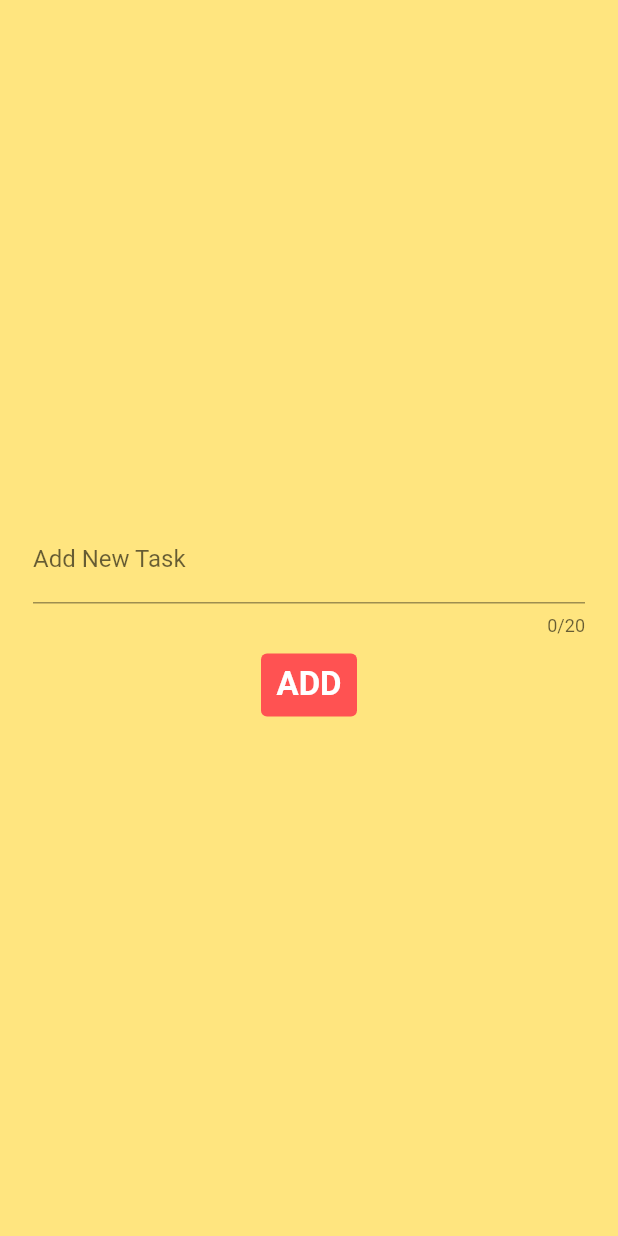
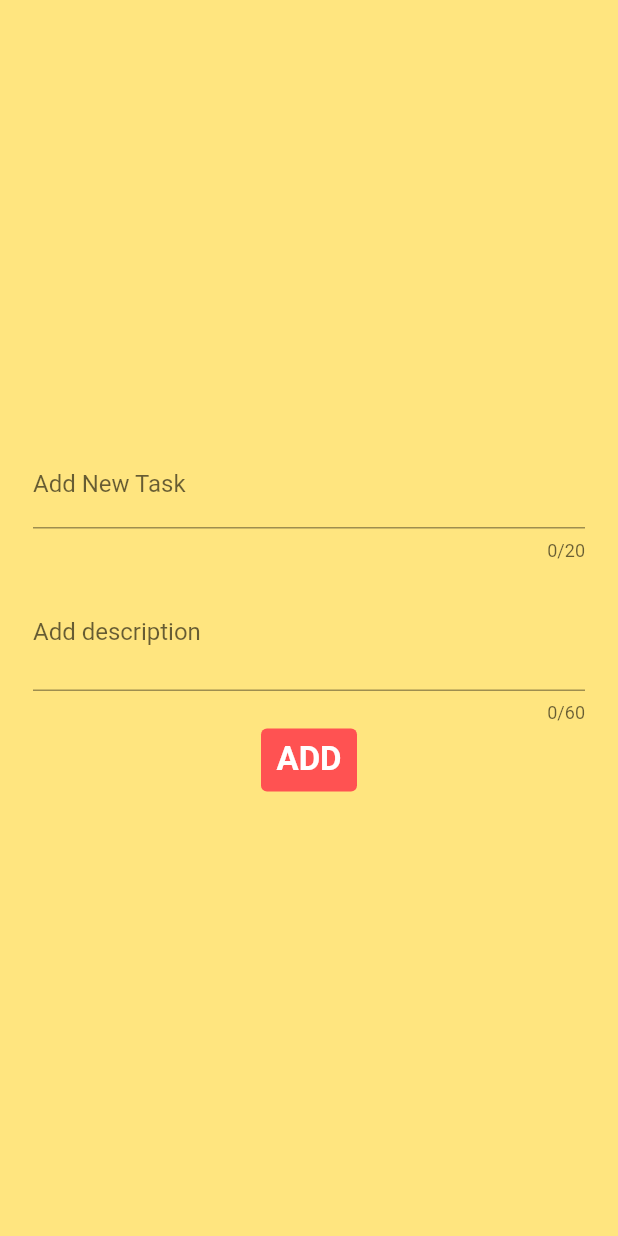
Before and after one commit to Abdelrahmanorabi/my_todo_app, a Flutter app: the screen it shows after launch, after a tap on the "add" icon, on a phone screen of 412 x 824 dp. Run offline on Flutter 3.47's test engine with Material 2 defaults, Android fonts, the phone set to English and light mode, and no system bars.

Commit message:
finish implementation of bottom sheet  version 2

```diff
--- a/lib/home_page.dart
+++ b/lib/home_page.dart
@@ -1,7 +1,7 @@
 import 'package:flutter/material.dart';
+import 'package:my_todo_app/reusable_components/task_counter.dart';
 import 'package:my_todo_app/reusable_components/task_widget_add_page.dart';
 import 'package:my_todo_app/reusable_components/todo_card.dart';
-import 'package:my_todo_app/task.dart';
 
 class HomePage extends StatefulWidget {
   static const String routeName = 'home';
@@ -12,6 +12,7 @@ class HomePage extends StatefulWidget {
 
 class _HomePageState extends State<HomePage> {
   /*==================[Variables]===================*/
+
   /*================================================*/
   /*==================[Methods]=====================*/
 
@@ -23,12 +24,33 @@ class _HomePageState extends State<HomePage> {
           return TaskWidgetAdd();
         });
   }
+
   // method to refresh page details by pulling down
-  Future<void> refreshPage()async{
+  Future<void> refreshPage() async {
     setState(() {
       TaskWidgetAdd.allTasks;
+      print(TaskWidgetAdd.allTasks);
     });
   }
+
+  /* you can use this method  for Dialog instead of BottomSheet if you want later
+  * notice : you have to change Container height in TaskWidgetAdd Class
+  *
+  *
+  *  void showDialogDetails(){
+    showDialog(
+        context: context,
+        builder: (buildContext){
+          return Dialog(
+            shape: RoundedRectangleBorder(
+                borderRadius: BorderRadius.circular(11)
+            ),
+            child: TaskWidgetAdd(),
+
+          );
+        });
+  }
+  * */
   /*================================================*/
 
   @override
@@ -38,7 +60,6 @@ class _HomePageState extends State<HomePage> {
       appBar: AppBar(
         backgroundColor: const Color.fromRGBO(58, 66, 86, 1),
         elevation: 0,
-        centerTitle: true,
         title: const Text(
           'TO DO APP',
           style: TextStyle(
@@ -47,10 +68,23 @@ class _HomePageState extends State<HomePage> {
             color: Colors.white,
           ),
         ),
+        actions: [
+          IconButton(
+            onPressed: () {
+              TaskWidgetAdd.deleteAllTasks();
+            },
+            tooltip:'delete @ll',
+            iconSize: 27,
+            icon: const Icon(
+                Icons.delete_forever,
+                color: Color.fromARGB(255, 142, 31, 54),),
+          )
+        ],
       ),
       floatingActionButton: FloatingActionButton(
         onPressed: () {
           showBottomSheetDetails();
+          // showDialogDetails();
         },
         backgroundColor: Colors.redAccent,
         child: const Icon(
@@ -63,6 +97,7 @@ class _HomePageState extends State<HomePage> {
         child: Column(
           crossAxisAlignment: CrossAxisAlignment.center,
           children: [
+            TaskCounter(),
             Expanded(
                 child: RefreshIndicator(
               onRefresh: refreshPage,
@@ -71,7 +106,13 @@ class _HomePageState extends State<HomePage> {
                   itemBuilder: (buildContext, index) {
                     return TodoCard(
                       title: TaskWidgetAdd.allTasks[index].title,
+                      description: TaskWidgetAdd.allTasks[index].description,
                       isDone: TaskWidgetAdd.allTasks[index].status,
+                      changeStatus: () {
+                        TaskWidgetAdd.changeStatus(index);
+                      }, deleteTask: (){
+                      TaskWidgetAdd.deleteTask(index);
+                    },
                     );
                   }),
             ))
--- /dev/null
+++ b/lib/reusable_components/task_counter.dart
@@ -0,0 +1,33 @@
+import 'package:flutter/material.dart';
+import 'package:my_todo_app/reusable_components/task_widget_add_page.dart';
+
+class TaskCounter extends StatelessWidget {
+  /*==================[Methods]=====================*/
+  int calculateCompletedTask() {
+    int completedTasks = 0;
+    for (var task in TaskWidgetAdd.allTasks) {
+      if (task.status == true) {
+        completedTasks++;
+      }
+    }
+    return completedTasks;
+  }
+
+  /*================================================*/
+  @override
+  Widget build(BuildContext context) {
+    return Padding(
+      padding: const EdgeInsets.only(top: 20),
+      child: Text(
+        '${calculateCompletedTask()}/${TaskWidgetAdd.allTasks.length}',
+        style: TextStyle(
+            fontSize: 44,
+            color: (calculateCompletedTask() == TaskWidgetAdd.allTasks.length &&
+                    calculateCompletedTask() != 0)
+                ? Colors.greenAccent
+                : Colors.white,
+            fontWeight: FontWeight.bold),
+      ),
+    );
+  }
+}
--- a/lib/reusable_components/task_widget_add_page.dart
+++ b/lib/reusable_components/task_widget_add_page.dart
@@ -7,9 +7,22 @@ class TaskWidgetAdd extends StatefulWidget {
 
   /*==================[Variables]===================*/
   static List<Task> allTasks = [
-    Task(title: 'feed11', status: false),
-    Task(title: 'feed12', status: true),
-  ];  /*================================================*/
+    // Task(title: 'feed11',description: 'www', status: true),
+    // Task(title: 'feed12',description: 'eeee', status: true),
+  ];
+
+    static void changeStatus(int taskIndex){
+      allTasks[taskIndex].status = !allTasks[taskIndex].status;
+    }
+
+  static void deleteTask(int taskIndex){
+    allTasks.removeAt(taskIndex);
+  }
+
+  static void deleteAllTasks(){
+      allTasks.clear();
+  }
+  /*================================================*/
 
   @override
   State<TaskWidgetAdd> createState() => _TaskWidgetAddState();
@@ -18,13 +31,14 @@ class TaskWidgetAdd extends StatefulWidget {
 class _TaskWidgetAddState extends State<TaskWidgetAdd> {
   /*==================[Variables]===================*/
   TextEditingController titleController = TextEditingController();
+  TextEditingController descriptionController = TextEditingController();
   final  formKey = GlobalKey<FormState>();
   /*================================================*/
 
   /*==================[Methods]===================*/
 
   void addNewTask() {
-    TaskWidgetAdd.allTasks.add(Task(title: titleController.text));
+    TaskWidgetAdd.allTasks.add(Task(title: titleController.text,description: descriptionController.text));
     Navigator.pop(context);
     print( TaskWidgetAdd.allTasks);
   }
@@ -52,6 +66,18 @@ class _TaskWidgetAddState extends State<TaskWidgetAdd> {
               decoration: const InputDecoration(labelText: 'Add New Task'),
             ),
             SizedBox(height: MediaQuery.of(context).size.height * 0.01),
+            TextFormField(
+              validator: (value){
+                if(value==null|| value.trim().isEmpty){
+                  return'You must enter task description';
+                }
+                return null;
+              },
+              controller: descriptionController,
+              maxLength: 60,
+              maxLines: 2,
+              decoration: const InputDecoration(labelText: 'Add description'),
+            ),
             TextButton(
                 onPressed: () {
                   if(formKey.currentState!.validate() == true){
--- a/lib/task.dart
+++ b/lib/task.dart
@@ -1,5 +1,6 @@
 class Task {
   String title;
+  String description;
   bool status;
-  Task({required this.title, this.status=false});
+  Task({required this.title, required this.description,this.status=false});
 }
```
Also changed, not shown: lib/reusable_components/todo_card.dart (+79 -19 lines). Lines whose indentation alone changed are shown as unchanged.
